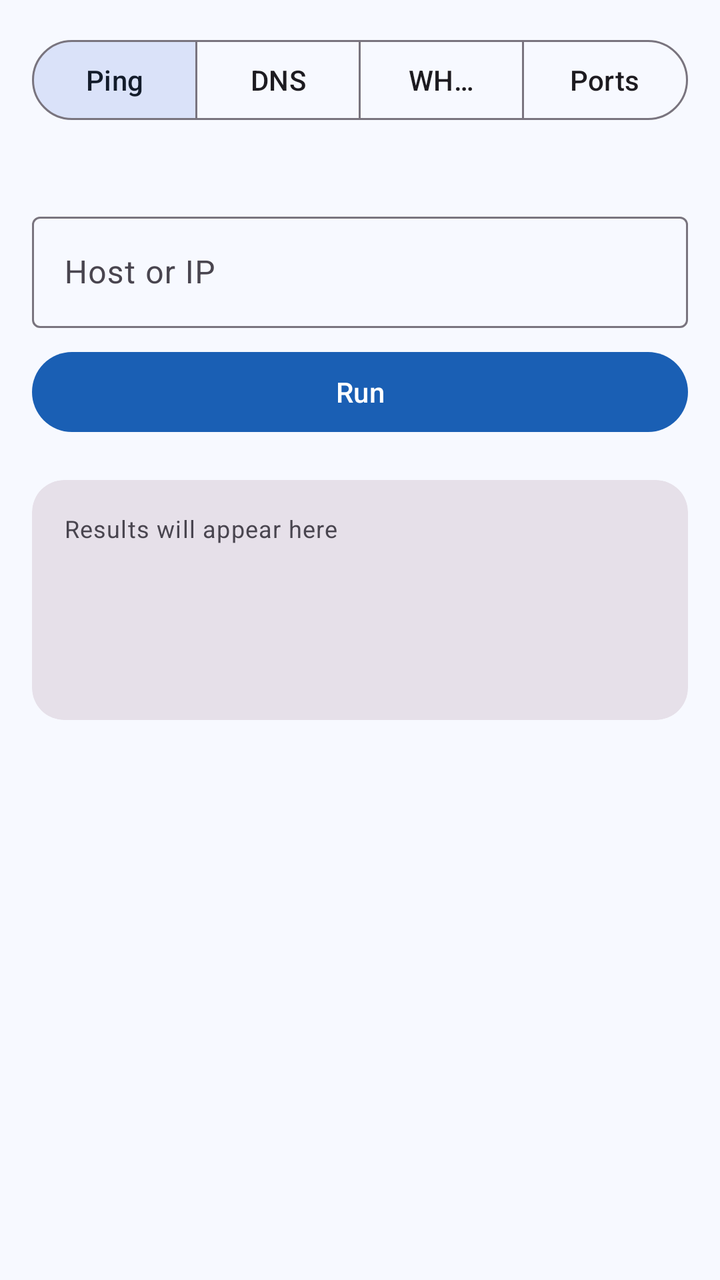
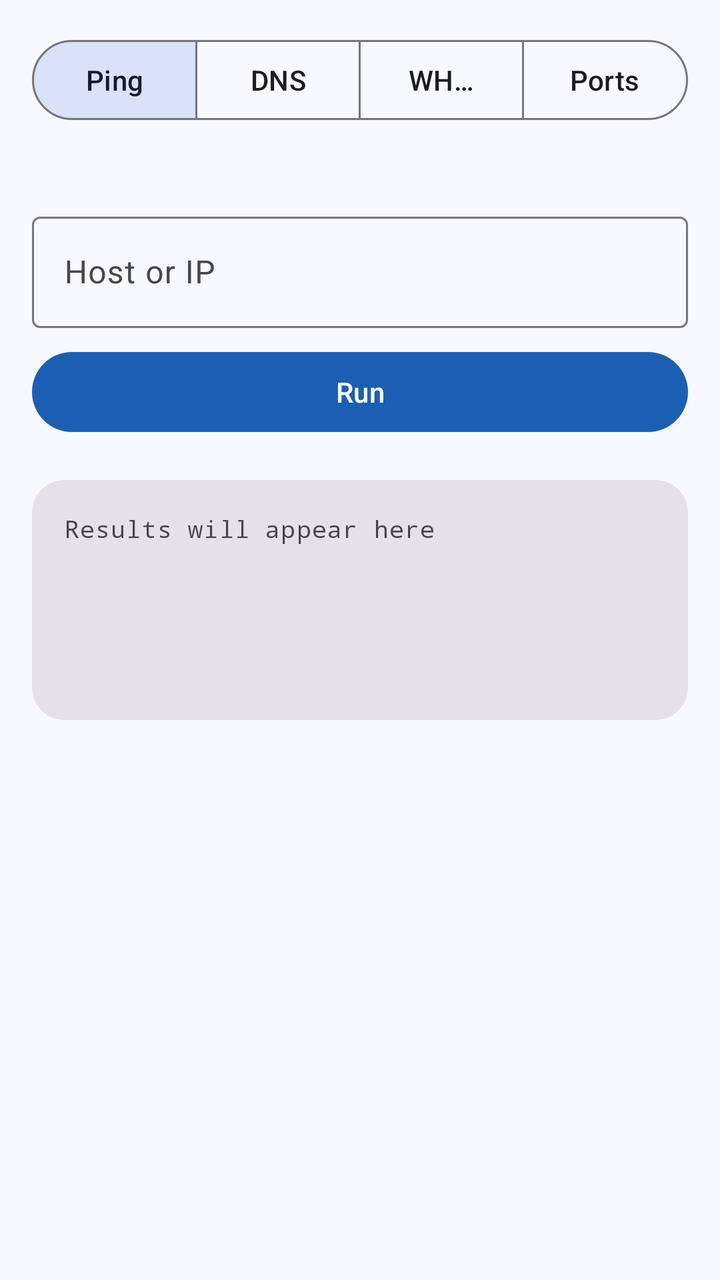

Screens rendered from an Android XML layout before and after an edit, with the pre-edit source and the edit as a unified diff.
<!-- AndroidManifest.xml: application theme Theme.Ip -->
<!-- res/layout/fragment_tools.xml -->
<?xml version="1.0" encoding="utf-8"?>
<androidx.core.widget.NestedScrollView xmlns:android="http://schemas.android.com/apk/res/android"
    xmlns:app="http://schemas.android.com/apk/res-auto"
    android:layout_width="match_parent"
    android:layout_height="match_parent">

    <LinearLayout
        android:layout_width="match_parent"
        android:layout_height="wrap_content"
        android:orientation="vertical"
        android:padding="16dp">

        <com.google.android.material.button.MaterialButtonToggleGroup
            android:id="@+id/tool_group"
            android:layout_width="match_parent"
            android:layout_height="wrap_content"
            app:checkedButton="@+id/tool_ping"
            app:selectionRequired="true"
            app:singleSelection="true">

            <Button
                android:id="@+id/tool_ping"
                style="?attr/materialButtonOutlinedStyle"
                android:layout_width="0dp"
                android:layout_height="wrap_content"
                android:layout_weight="1"
                android:text="@string/tool_ping" />

            <Button
                android:id="@+id/tool_dns"
                style="?attr/materialButtonOutlinedStyle"
                android:layout_width="0dp"
                android:layout_height="wrap_content"
                android:layout_weight="1"
                android:text="@string/tool_dns" />

            <Button
                android:id="@+id/tool_whois"
                style="?attr/materialButtonOutlinedStyle"
                android:layout_width="0dp"
                android:layout_height="wrap_content"
                android:layout_weight="1"
                android:text="@string/tool_whois" />

            <Button
                android:id="@+id/tool_ports"
                style="?attr/materialButtonOutlinedStyle"
                android:layout_width="0dp"
                android:layout_height="wrap_content"
                android:layout_weight="1"
                android:text="@string/tool_ports" />
        </com.google.android.material.button.MaterialButtonToggleGroup>

        <TextView
            android:id="@+id/tool_desc"
            android:layout_width="match_parent"
            android:layout_height="wrap_content"
            android:layout_marginTop="8dp"
            android:textAppearance="?attr/textAppearanceBodyMedium"
            android:textColor="?attr/colorOnSurfaceVariant" />

        <com.google.android.material.textfield.TextInputLayout
            android:id="@+id/host_layout"
            style="@style/Widget.Material3.TextInputLayout.OutlinedBox"
            android:layout_width="match_parent"
            android:layout_height="wrap_content"
            android:layout_marginTop="12dp"
            android:hint="@string/tools_host_hint"
            app:endIconMode="clear_text">

            <com.google.android.material.textfield.TextInputEditText
                android:id="@+id/host"
                android:layout_width="match_parent"
                android:layout_height="wrap_content"
                android:imeOptions="actionGo"
                android:inputType="textUri|textNoSuggestions"
                android:maxLines="1" />
        </com.google.android.material.textfield.TextInputLayout>

        <Button
            android:id="@+id/run"
            android:layout_width="match_parent"
            android:layout_height="wrap_content"
            android:layout_marginTop="8dp"
            android:text="@string/tool_run" />

        <com.google.android.material.progressindicator.LinearProgressIndicator
            android:id="@+id/progress"
            android:layout_width="match_parent"
            android:layout_height="wrap_content"
            android:layout_marginTop="8dp"
            android:indeterminate="true"
            android:visibility="invisible" />

        <com.google.android.material.card.MaterialCardView
            style="?attr/materialCardViewFilledStyle"
            android:layout_width="match_parent"
            android:layout_height="wrap_content"
            android:layout_marginTop="8dp"
            app:cardCornerRadius="16dp">

            <LinearLayout
                android:layout_width="match_parent"
                android:layout_height="wrap_content"
                android:orientation="vertical">

                <HorizontalScrollView
                    android:layout_width="match_parent"
                    android:layout_height="wrap_content">

                    <TextView
                        android:id="@+id/output"
                        android:layout_width="wrap_content"
                        android:layout_height="wrap_content"
                        android:minHeight="120dp"
                        android:padding="16dp"
                        android:text="@string/tool_output_empty"
                        android:textAppearance="@style/TextAppearance.Ip.Mono"
                        android:textIsSelectable="true" />
                </HorizontalScrollView>

                <Button
                    android:id="@+id/copy_output"
                    style="@style/Widget.Material3.Button.TextButton.Icon"
                    android:layout_width="wrap_content"
                    android:layout_height="wrap_content"
                    android:layout_gravity="end"
                    android:layout_marginEnd="8dp"
                    android:text="@string/tool_copy_output"
                    android:visibility="gone"
                    app:icon="@drawable/ic_copy" />
            </LinearLayout>
        </com.google.android.material.card.MaterialCardView>
    </LinearLayout>
</androidx.core.widget.NestedScrollView>
<!-- resources referenced by this layout -->
<resources>
  <!-- drawable ic_copy (drawable) -->
  <vector xmlns:android="http://schemas.android.com/apk/res/android"
      android:width="24dp"
      android:height="24dp"
      android:tint="?attr/colorControlNormal"
      android:viewportWidth="24"
      android:viewportHeight="24">
      <path
          android:fillColor="@android:color/white"
          android:pathData="M16,1L4,1c-1.1,0 -2,0.9 -2,2v14h2L4,3h12L16,1zM19,5L8,5c-1.1,0 -2,0.9 -2,2v14c0,1.1 0.9,2 2,2h11c1.1,0 2,-0.9 2,-2L21,7c0,-1.1 -0.9,-2 -2,-2zM19,21L8,21L8,7h11v14z" />
  </vector>
  <string name="tool_copy_output">Copy result</string>
  <string name="tool_dns">DNS</string>
  <string name="tool_output_empty">Results will appear here</string>
  <string name="tool_ping">Ping</string>
  <string name="tool_ports">Ports</string>
  <string name="tool_run">Run</string>
  <string name="tool_whois">WHOIS</string>
  <string name="tools_host_hint">Host or IP</string>
  <style name="TextAppearance.Ip.Mono" parent="TextAppearance.Material3.BodySmall">
          <item name="android:fontFamily">monospace</item>
      </style>
  <style name="Theme.Ip" parent="Theme.Material3.DayNight.NoActionBar">
          <item name="colorPrimary">@color/brand_primary</item>
          <item name="colorOnPrimary">@color/brand_on_primary</item>
          <item name="colorPrimaryContainer">@color/brand_primary_container</item>
          <item name="colorOnPrimaryContainer">@color/brand_on_primary_container</item>
          <item name="colorSecondaryContainer">@color/brand_secondary_container</item>
          <item name="colorOnSecondaryContainer">@color/brand_on_secondary_container</item>
          <item name="colorTertiary">@color/brand_tertiary</item>
          <item name="android:colorBackground">@color/brand_background</item>
          <item name="colorSurface">@color/brand_surface</item>
          <item name="colorSurfaceContainer">@color/brand_surface_container</item>
          <item name="android:statusBarColor">@color/brand_surface</item>
          <item name="android:windowLightStatusBar" tools:targetApi="m">@bool/light_system_bars</item>
      </style>
  <color name="brand_primary">#1A5FB4</color>
  <color name="brand_on_primary">#FFFFFF</color>
  <color name="brand_primary_container">#D6E3FF</color>
  <color name="brand_on_primary_container">#001B3E</color>
  <color name="brand_secondary_container">#DAE2F9</color>
  <color name="brand_on_secondary_container">#131C2B</color>
  <color name="brand_tertiary">#2E7D32</color>
  <color name="brand_background">#F7F9FF</color>
  <color name="brand_surface">#F7F9FF</color>
  <color name="brand_surface_container">#ECEEF4</color>
</resources>

<!-- the commit's change to res/layout/fragment_tools.xml (unified diff, before → after) -->
@@ -115,7 +115,9 @@
                         android:minHeight="120dp"
                         android:padding="16dp"
                         android:text="@string/tool_output_empty"
+                        android:fontFamily="monospace"
                         android:textAppearance="@style/TextAppearance.Ip.Mono"
+                        android:typeface="monospace"
                         android:textIsSelectable="true" />
                 </HorizontalScrollView>
 
